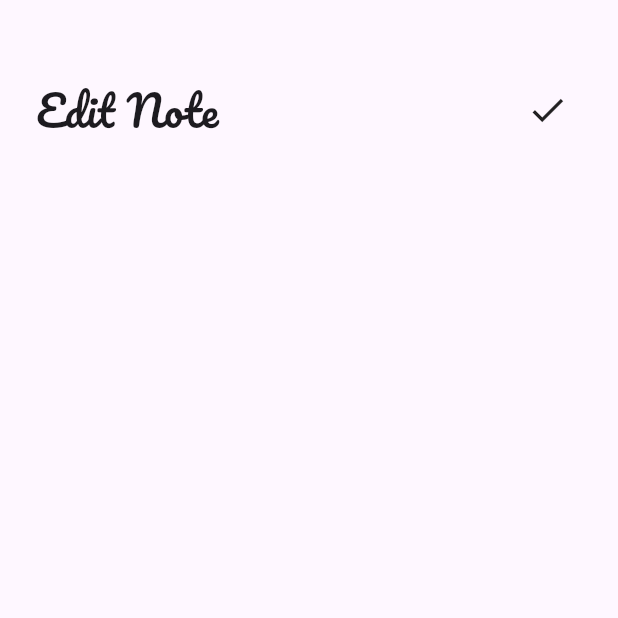
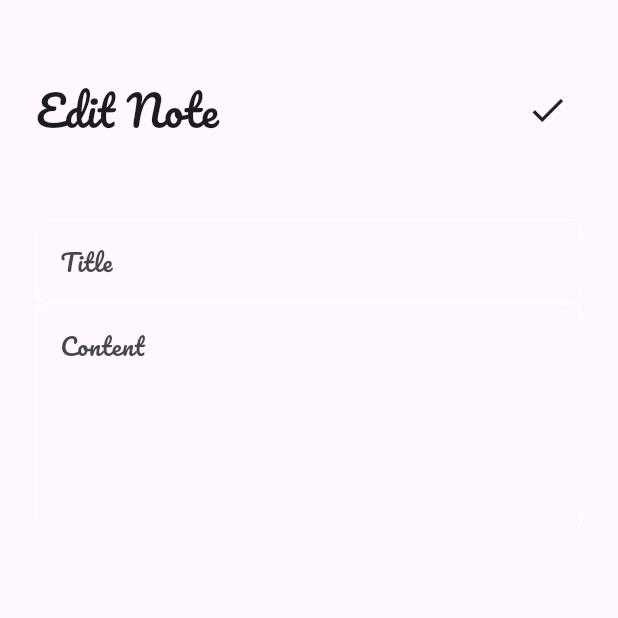
Before and after one commit to Alaa-Al-Googa/note-app-flutter, a Flutter app: the EditNoteView screen opened directly, on a phone screen of 412 x 824 dp, the top half of it. Run offline on Flutter 3.47's test engine with Material 3 defaults, Android fonts, the phone set to English and light mode, and no system bars; our stand-ins replace font_awesome_flutter.

Commit message:
add textfield to EditNoteViewBody

```diff
--- a/lib/views/widgets/edit_note_view_body.dart
+++ b/lib/views/widgets/edit_note_view_body.dart
@@ -1,5 +1,6 @@
 import 'package:flutter/material.dart';
 import 'package:note/views/widgets/custom_app_bar.dart';
+import 'package:note/views/widgets/custom_text_field.dart';
 
 class EditNoteViewBody extends StatelessWidget {
   const EditNoteViewBody({super.key});
@@ -14,6 +15,11 @@ class EditNoteViewBody extends StatelessWidget {
             height: 50,
           ),
           CustomAppBar(title: 'Edit Note', icon: Icons.check),
+          SizedBox(
+            height: 50,
+          ),
+          CustomTextField(hint: 'Title'),
+          CustomTextField(hint: 'Content',maxLises: 5,),
         ],
       ),
     );
```
